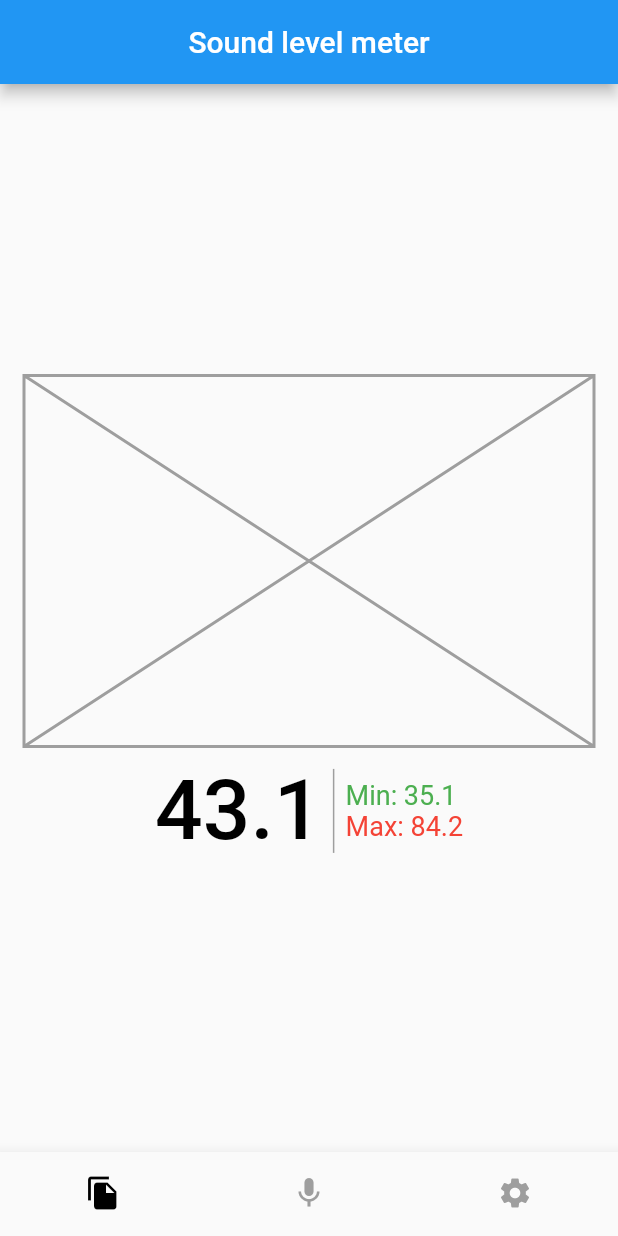
After one commit to denisbrkv/sound_level_meter, a Flutter app: the screen it shows after launch, on a phone screen of 412 x 824 dp. The commit adds this screen. Run offline on Flutter 3.47's test engine with Material 2 defaults, Android fonts, the phone set to English and light mode, and no system bars.

Commit message:
change structure project

```diff
--- /dev/null
+++ b/lib/screens/bottom_nav_bar.dart
@@ -0,0 +1,24 @@
+import 'package:flutter/material.dart';
+
+class BottomNavBar extends StatelessWidget {
+  const BottomNavBar({
+    Key? key,
+  }) : super(key: key);
+
+  @override
+  Widget build(BuildContext context) {
+    return BottomNavigationBar(
+        selectedItemColor: Colors.black,
+        unselectedItemColor: Colors.grey,
+        showSelectedLabels: false,
+        showUnselectedLabels: false,
+        currentIndex: 0,
+        items: <BottomNavigationBarItem>[
+          BottomNavigationBarItem(
+              icon: Icon(Icons.file_copy), label: 'History'),
+          BottomNavigationBarItem(icon: Icon(Icons.mic), label: 'Microhone'),
+          BottomNavigationBarItem(
+              icon: Icon(Icons.settings), label: 'Settings'),
+        ]);
+  }
+}
--- /dev/null
+++ b/lib/screens/home/home_screen.dart
@@ -0,0 +1,57 @@
+import 'package:flutter/material.dart';
+
+class HomeScreen extends StatelessWidget {
+  const HomeScreen({super.key});
+
+  @override
+  Widget build(BuildContext context) {
+    return Center(
+        child: Column(
+      mainAxisAlignment: MainAxisAlignment.center,
+      children: [
+        Padding(
+          padding: const EdgeInsets.symmetric(horizontal: 16.0),
+          child: Placeholder(
+            color: Colors.grey,
+            fallbackHeight: MediaQuery.of(context).size.height * 0.3,
+          ),
+        ),
+        SizedBox(height: 10),
+        IntrinsicHeight(
+          child: Row(
+            mainAxisAlignment: MainAxisAlignment.center,
+            children: [
+              const Text(
+                '43.1',
+                style: TextStyle(
+                    fontSize: 56,
+                    color: Colors.black,
+                    fontWeight: FontWeight.w500),
+              ),
+              const VerticalDivider(
+                thickness: 1,
+                color: Colors.grey,
+                indent: 5,
+                endIndent: 5,
+              ),
+              Column(
+                crossAxisAlignment: CrossAxisAlignment.start,
+                mainAxisAlignment: MainAxisAlignment.center,
+                children: [
+                  Text(
+                    'Min: 35.1',
+                    style: TextStyle(fontSize: 18, color: Colors.green),
+                  ),
+                  Text(
+                    'Max: 84.2',
+                    style: TextStyle(fontSize: 18, color: Colors.red),
+                  ),
+                ],
+              )
+            ],
+          ),
+        )
+      ],
+    ));
+  }
+}
--- /dev/null
+++ b/lib/screens/my_app.dart
@@ -0,0 +1,23 @@
+import 'package:flutter/material.dart';
+import 'package:sound_level_meter/screens/bottom_nav_bar.dart';
+import 'package:sound_level_meter/screens/home/home_screen.dart';
+
+class MyApp extends StatelessWidget {
+  const MyApp({super.key});
+
+  @override
+  Widget build(BuildContext context) {
+    return MaterialApp(
+        debugShowCheckedModeBanner: false,
+        home: SafeArea(
+          child: Scaffold(
+            appBar: AppBar(
+              centerTitle: true,
+              title: const Text('Sound level meter'),
+            ),
+            body: HomeScreen(),
+            bottomNavigationBar: BottomNavBar(),
+          ),
+        ));
+  }
+}
```
Also changed, not shown: lib/main.dart (+2 -92 lines).
